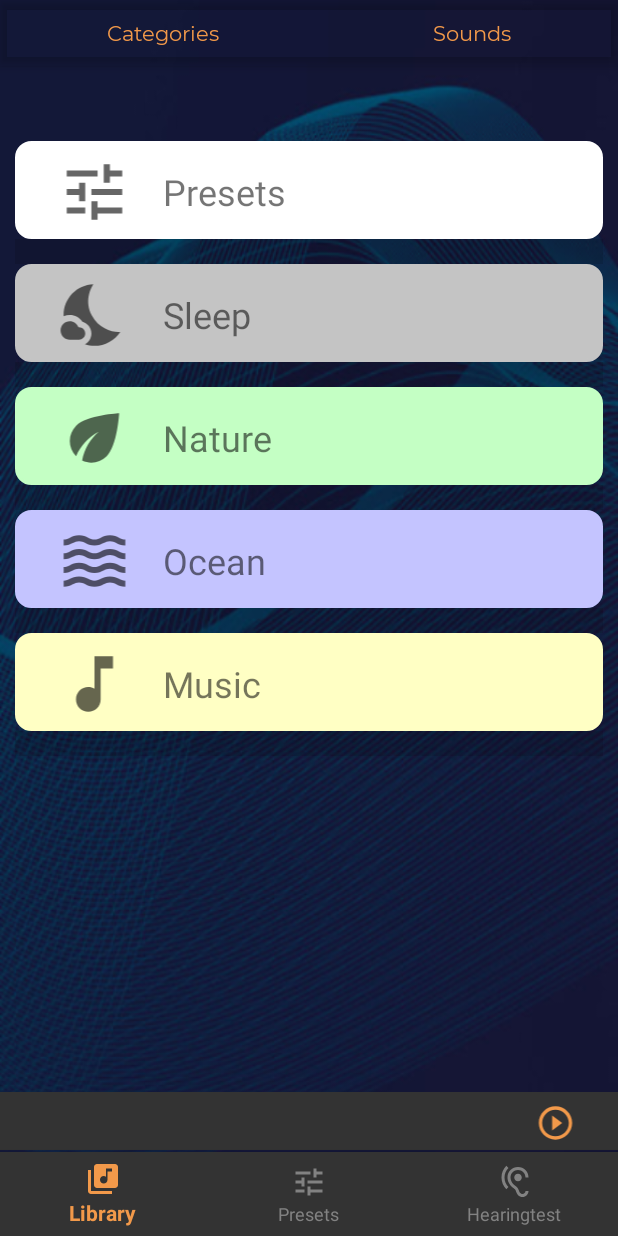
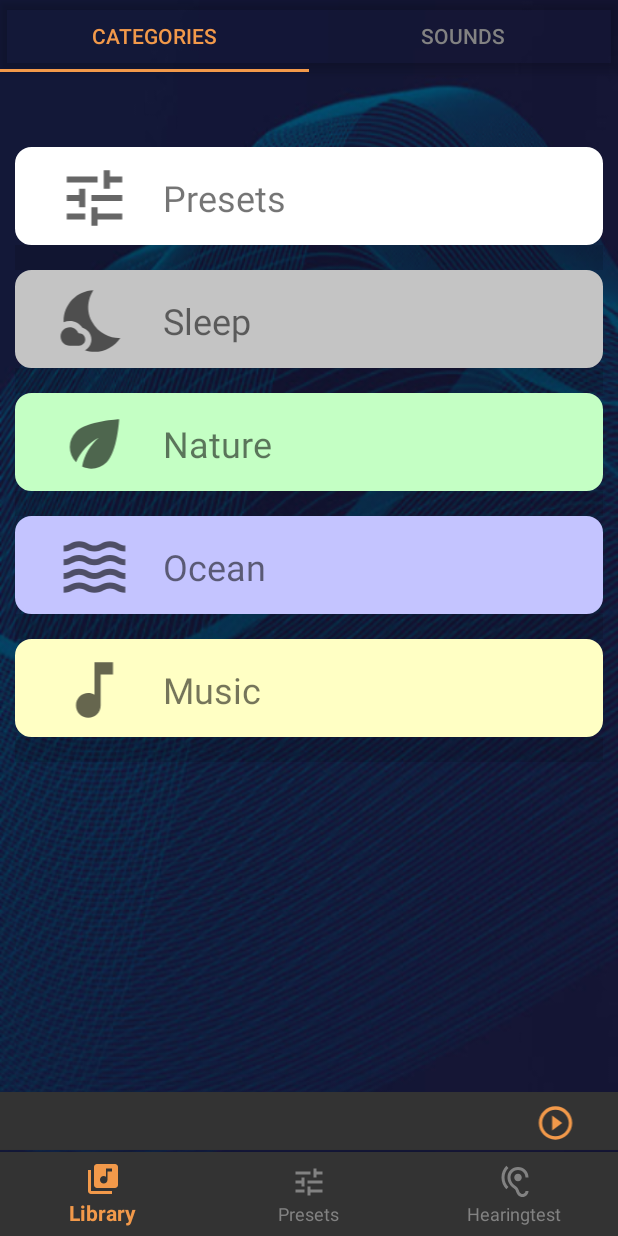
Before and after one commit to David758b/Audientes, an Android app: the screen it shows after launch (MainActivity), on a phone screen of 412 x 824 dp. Run offline under Robolectric (Android 15) with nearby library versions, the phone set to English and light mode, and no system bars.

Commit message:
Tabs til LibraryMain done

```diff
--- a/app/build.gradle
+++ b/app/build.gradle
@@ -31,5 +31,6 @@ dependencies {
     testImplementation 'junit:junit:4.12'
     androidTestImplementation 'androidx.test.ext:junit:1.1.2'
     androidTestImplementation 'androidx.test.espresso:espresso-core:3.3.0'
+    implementation 'com.android.support:design:30.0.0'
 
 }
--- a/app/src/main/java/com/example/AudientesAPP/UI/LibraryMain.java
+++ b/app/src/main/java/com/example/AudientesAPP/UI/LibraryMain.java
@@ -1,6 +1,9 @@
 package com.example.AudientesAPP.UI;
 
+import android.content.res.ColorStateList;
+import android.graphics.Color;
 import android.os.Bundle;
+import android.provider.CalendarContract;
 import android.view.LayoutInflater;
 import android.view.MenuItem;
 import android.view.View;
@@ -8,15 +11,20 @@ import android.view.ViewGroup;
 import android.widget.TextView;
 
 import androidx.annotation.NonNull;
+import androidx.annotation.Nullable;
+import androidx.appcompat.widget.Toolbar;
+import androidx.core.content.ContextCompat;
 import androidx.fragment.app.Fragment;
 import androidx.navigation.NavController;
+import androidx.navigation.Navigation;
 import androidx.navigation.fragment.NavHostFragment;
 import androidx.recyclerview.widget.RecyclerView;
 
 import com.example.AudientesAPP.R;
 import com.google.android.material.bottomnavigation.BottomNavigationView;
+import com.google.android.material.tabs.TabLayout;
 
-public class LibraryMain extends Fragment implements View.OnClickListener {
+public class LibraryMain extends Fragment implements View.OnClickListener{
     private MainActivity mainActivity;
     private NavController navListController;
     private TextView categories;
@@ -33,16 +41,46 @@ public class LibraryMain extends Fragment implements View.OnClickListener {
                 .findFragmentById(R.id.List_Navhost);
 
         navListController = navHostFragment.getNavController();
-        categories = rod.findViewById(R.id.categories_page);
+
+        final TabLayout tabLayout = rod.findViewById(R.id.tabs);
+        // Tabs skal måske oprettes i xml, hvor color også skal sættes
+        tabLayout.addTab(tabLayout.newTab().setText("Categories"));
+        tabLayout.addTab(tabLayout.newTab().setText("Sounds"));
+        tabLayout.setSelectedTabIndicatorColor(getResources().getColor(R.color.AudientesOrange));
+        tabLayout.setTabTextColors(getResources().getColor(R.color.LightGrey),getResources().getColor(R.color.AudientesOrange));
+        tabLayout.addOnTabSelectedListener(new TabLayout.OnTabSelectedListener() {
+            @Override
+            public void onTabSelected(TabLayout.Tab tab) {
+                if (tab.getPosition() == 0) {
+                    navListController.navigate(R.id.libraryListCategory);
+                } else if (tab.getPosition() == 1) {
+                    navListController.navigate(R.id.libraryListSound);
+                }
+            }
+
+            @Override
+            public void onTabUnselected(TabLayout.Tab tab) {
+
+            }
+
+            @Override
+            public void onTabReselected(TabLayout.Tab tab) {
+
+            }
+        });
+        /*categories = rod.findViewById(R.id.categories_page);
         sounds = rod.findViewById(R.id.sounds_page);
         categories.setOnClickListener(this);
-        sounds.setOnClickListener(this);
+        sounds.setOnClickListener(this);*/
+
+
 
         mainActivity = (MainActivity) navHostFragment.getParentFragment().getActivity();
 
 
         return rod;
     }
+
 
     public MainActivity getMainActivity() {
         return mainActivity;
--- a/app/src/main/res/layout/library_list_sound_frag.xml
+++ b/app/src/main/res/layout/library_list_sound_frag.xml
@@ -9,7 +9,7 @@
     <RelativeLayout
         android:layout_width="match_parent"
         android:layout_height="wrap_content"
-        android:paddingBottom="50dp">
+        android:paddingBottom="0dp">
 
         <androidx.recyclerview.widget.RecyclerView
             android:id="@+id/sounds_RV"
--- a/app/src/main/res/layout/library_main.xml
+++ b/app/src/main/res/layout/library_main.xml
@@ -32,65 +32,14 @@
         app:layout_constraintStart_toStartOf="parent"
         app:layout_constraintTop_toTopOf="parent">
 
-        <LinearLayout
+        <com.google.android.material.tabs.TabLayout
+            android:id="@+id/tabs"
             android:layout_width="match_parent"
-            android:layout_height="match_parent"
-            android:orientation="horizontal"
-            android:weightSum="1">
+            android:layout_height="wrap_content">
 
-            <androidx.appcompat.widget.Toolbar
-                android:id="@+id/toolbar"
-                android:layout_width="0dp"
-                android:layout_height="44dp"
-                android:minHeight="?attr/actionBarSize"
-                android:theme="?attr/actionBarTheme"
-                />
-
-            <TextView
-                android:id="@+id/categories_page"
-                android:layout_width="wrap_content"
-                android:layout_height="match_parent"
-                android:gravity="center"
-                android:layout_weight="0.5"
-                android:clickable="true"
-                android:focusable="true"
-                android:onClick="onClick"
-                android:text="Categories"
-                android:fontFamily="@font/montserrat_regular"
-                android:textColor="@color/AudientesOrange"
-                app:itemTextColor="@color/library_tab_menu_item"
-                />
-
-            <TextView
-                android:id="@+id/sounds_page"
-                android:layout_width="wrap_content"
-                android:layout_height="match_parent"
-                android:gravity="center"
-                android:layout_weight="0.5"
-                android:clickable="true"
-                android:focusable="true"
-                android:onClick="onClick"
-                android:text="Sounds"
-                android:fontFamily="@font/montserrat_regular"
-                android:textColor="@color/AudientesOrange"
-                app:itemTextColor="@color/library_tab_menu_item"
-                />
-
-        </LinearLayout>
+        </com.google.android.material.tabs.TabLayout>
 
     </com.google.android.material.appbar.AppBarLayout>
 
-    <!-- <com.google.android.material.bottomnavigation.BottomNavigationView
-        android:id="@+id/tabMenu"
-        android:layout_width="0dp"
-        android:layout_height="44dp"
-        app:itemIconTint="@color/library_tab_menu_item"
-        app:itemTextColor="@color/library_tab_menu_item"
-        app:layout_constraintBottom_toTopOf="@+id/List_Navhost"
-        app:layout_constraintEnd_toEndOf="parent"
-        app:layout_constraintStart_toStartOf="parent"
-        app:layout_constraintTop_toBottomOf="@+id/toolBar"
-        app:menu="@menu/library_tab_menu" /> -->
-
 
 </androidx.constraintlayout.widget.ConstraintLayout>
--- a/build.gradle
+++ b/build.gradle
@@ -5,7 +5,7 @@ buildscript {
         jcenter()
     }
     dependencies {
-        classpath "com.android.tools.build:gradle:4.0.1"
+        classpath 'com.android.tools.build:gradle:4.1.0'
 
         // NOTE: Do not place your application dependencies here; they belong
         // in the individual module build.gradle files
```
Also changed, not shown: gradle/wrapper/gradle-wrapper.properties.
